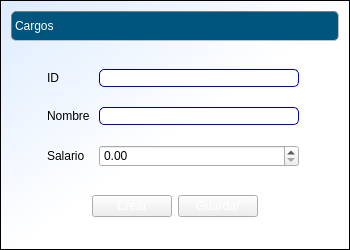
Before: the Qt Designer form cosmec/formulariocargos.ui in Exxu/cosmec-si, drawn with Qt 5.
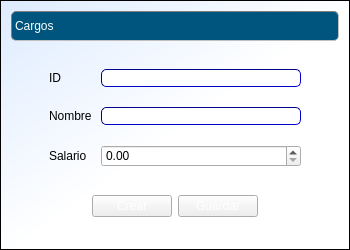
After: the same form once the commit is applied.

The edit to the form file:
```diff
--- a/cosmec/formulariocargos.ui
+++ b/cosmec/formulariocargos.ui
@@ -97,9 +97,12 @@
        <property name="orientation">
         <enum>Qt::Horizontal</enum>
        </property>
+       <property name="sizeType">
+        <enum>QSizePolicy::Maximum</enum>
+       </property>
        <property name="sizeHint" stdset="0">
         <size>
-         <width>18</width>
+         <width>40</width>
          <height>20</height>
         </size>
        </property>
@@ -161,6 +164,9 @@
        <property name="orientation">
         <enum>Qt::Horizontal</enum>
        </property>
+       <property name="sizeType">
+        <enum>QSizePolicy::Maximum</enum>
+       </property>
        <property name="sizeHint" stdset="0">
         <size>
          <width>40</width>
```
